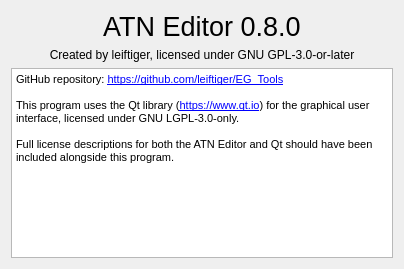
This is editor/UI/UI_AboutWindow.ui in leiftiger/EG_Tools as Qt 5 draws it before an edit. The edited form follows.
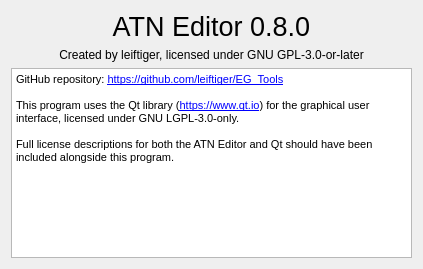
This is the edited form.

```diff
--- a/editor/UI/UI_AboutWindow.ui
+++ b/editor/UI/UI_AboutWindow.ui
@@ -6,7 +6,7 @@
    <rect>
     <x>0</x>
     <y>0</y>
-    <width>404</width>
+    <width>423</width>
     <height>269</height>
    </rect>
   </property>
@@ -52,12 +52,12 @@
        <string>&lt;!DOCTYPE HTML PUBLIC &quot;-//W3C//DTD HTML 4.0//EN&quot; &quot;http://www.w3.org/TR/REC-html40/strict.dtd&quot;&gt;
 &lt;html&gt;&lt;head&gt;&lt;meta name=&quot;qrichtext&quot; content=&quot;1&quot; /&gt;&lt;style type=&quot;text/css&quot;&gt;
 p, li { white-space: pre-wrap; }
-&lt;/style&gt;&lt;/head&gt;&lt;body style=&quot; font-family:'MS Shell Dlg 2'; font-size:8.25pt; font-weight:400; font-style:normal;&quot;&gt;
-&lt;p style=&quot; margin-top:0px; margin-bottom:0px; margin-left:0px; margin-right:0px; -qt-block-indent:0; text-indent:0px;&quot;&gt;&lt;span style=&quot; font-size:8pt;&quot;&gt;GitHub repository: &lt;/span&gt;&lt;a href=&quot;https://github.com/leiftiger/EG_Tools&quot;&gt;&lt;span style=&quot; font-size:8pt; text-decoration: underline; color:#0000ff;&quot;&gt;https://github.com/leiftiger/EG_Tools&lt;/span&gt;&lt;/a&gt;&lt;/p&gt;
-&lt;p style=&quot;-qt-paragraph-type:empty; margin-top:0px; margin-bottom:0px; margin-left:0px; margin-right:0px; -qt-block-indent:0; text-indent:0px; font-size:8pt; text-decoration: underline; color:#0000ff;&quot;&gt;&lt;br /&gt;&lt;/p&gt;
-&lt;p style=&quot; margin-top:0px; margin-bottom:0px; margin-left:0px; margin-right:0px; -qt-block-indent:0; text-indent:0px;&quot;&gt;&lt;span style=&quot; font-size:8pt;&quot;&gt;This program uses the Qt library (&lt;/span&gt;&lt;a href=&quot;https://www.qt.io&quot;&gt;&lt;span style=&quot; font-size:8pt; text-decoration: underline; color:#0000ff;&quot;&gt;https://www.qt.io&lt;/span&gt;&lt;/a&gt;&lt;span style=&quot; font-size:8pt;&quot;&gt;) for the graphical user interface, licensed under GNU LGPL-3.0-only.&lt;/span&gt;&lt;/p&gt;
-&lt;p style=&quot;-qt-paragraph-type:empty; margin-top:0px; margin-bottom:0px; margin-left:0px; margin-right:0px; -qt-block-indent:0; text-indent:0px; font-size:8pt;&quot;&gt;&lt;br /&gt;&lt;/p&gt;
-&lt;p style=&quot; margin-top:0px; margin-bottom:0px; margin-left:0px; margin-right:0px; -qt-block-indent:0; text-indent:0px;&quot;&gt;&lt;span style=&quot; font-size:8pt;&quot;&gt;Full license descriptions for both the ATN Editor and Qt should have been included alongside this program.&lt;/span&gt;&lt;/p&gt;&lt;/body&gt;&lt;/html&gt;</string>
+&lt;/style&gt;&lt;/head&gt;&lt;body style=&quot; font-family:'Noto Sans'; font-size:10pt; font-weight:400; font-style:normal;&quot;&gt;
+&lt;p style=&quot; margin-top:0px; margin-bottom:0px; margin-left:0px; margin-right:0px; -qt-block-indent:0; text-indent:0px;&quot;&gt;&lt;span style=&quot; font-family:'MS Shell Dlg 2'; font-size:8pt;&quot;&gt;GitHub repository: &lt;/span&gt;&lt;a href=&quot;https://github.com/leiftiger/EG_Tools&quot;&gt;&lt;span style=&quot; font-family:'MS Shell Dlg 2'; font-size:8pt; text-decoration: underline; color:#0000ff;&quot;&gt;https://github.com/leiftiger/EG_Tools&lt;/span&gt;&lt;/a&gt;&lt;/p&gt;
+&lt;p style=&quot;-qt-paragraph-type:empty; margin-top:0px; margin-bottom:0px; margin-left:0px; margin-right:0px; -qt-block-indent:0; text-indent:0px; font-family:'MS Shell Dlg 2'; font-size:8pt; text-decoration: underline; color:#0000ff;&quot;&gt;&lt;br /&gt;&lt;/p&gt;
+&lt;p style=&quot; margin-top:0px; margin-bottom:0px; margin-left:0px; margin-right:0px; -qt-block-indent:0; text-indent:0px;&quot;&gt;&lt;span style=&quot; font-family:'MS Shell Dlg 2'; font-size:8pt;&quot;&gt;This program uses the Qt library (&lt;/span&gt;&lt;a href=&quot;https://www.qt.io&quot;&gt;&lt;span style=&quot; font-family:'MS Shell Dlg 2'; font-size:8pt; text-decoration: underline; color:#0000ff;&quot;&gt;https://www.qt.io&lt;/span&gt;&lt;/a&gt;&lt;span style=&quot; font-family:'MS Shell Dlg 2'; font-size:8pt;&quot;&gt;) for the graphical user interface, licensed under GNU LGPL-3.0-only.&lt;/span&gt;&lt;/p&gt;
+&lt;p style=&quot;-qt-paragraph-type:empty; margin-top:0px; margin-bottom:0px; margin-left:0px; margin-right:0px; -qt-block-indent:0; text-indent:0px; font-family:'MS Shell Dlg 2'; font-size:8pt;&quot;&gt;&lt;br /&gt;&lt;/p&gt;
+&lt;p style=&quot; margin-top:0px; margin-bottom:0px; margin-left:0px; margin-right:0px; -qt-block-indent:0; text-indent:0px;&quot;&gt;&lt;span style=&quot; font-family:'MS Shell Dlg 2'; font-size:8pt;&quot;&gt;Full license descriptions for both the ATN Editor and Qt should have been included alongside this program.&lt;/span&gt;&lt;/p&gt;&lt;/body&gt;&lt;/html&gt;</string>
       </property>
      </widget>
     </item>
```
